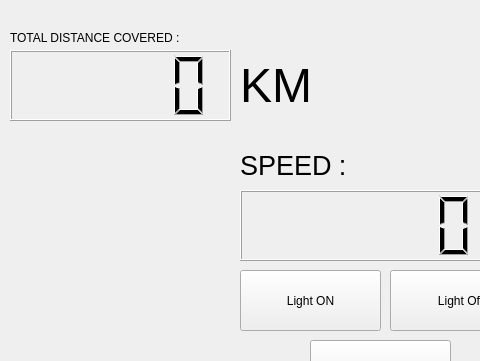
This is u.ui in HariC137/UI as Qt 5 draws it before an edit; both pictures show x 0 to 480 and y 0 to 361 of the 800 by 500 pixel window. The edited form follows.
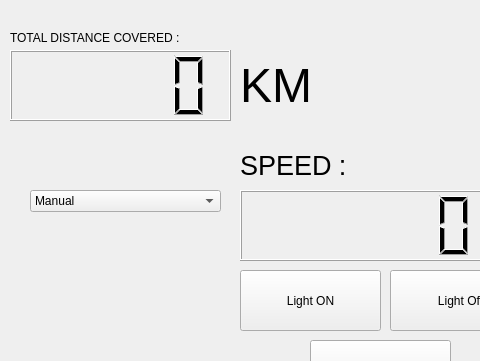
This is the edited form.

The edit to the form file:
```diff
--- a/u.ui
+++ b/u.ui
@@ -274,6 +274,26 @@
      <string>REVERSE</string>
     </property>
    </widget>
+   <widget class="QComboBox" name="comboBox">
+    <property name="geometry">
+     <rect>
+      <x>30</x>
+      <y>190</y>
+      <width>191</width>
+      <height>22</height>
+     </rect>
+    </property>
+    <item>
+     <property name="text">
+      <string>Manual</string>
+     </property>
+    </item>
+    <item>
+     <property name="text">
+      <string>Remote</string>
+     </property>
+    </item>
+   </widget>
   </widget>
   <widget class="QMenuBar" name="menubar">
    <property name="geometry">
```
